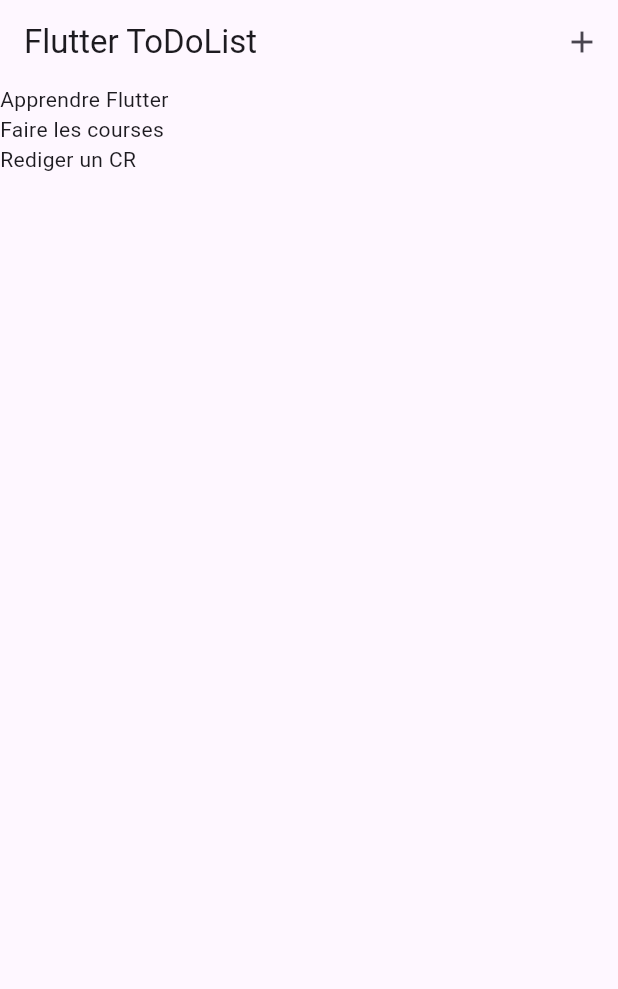
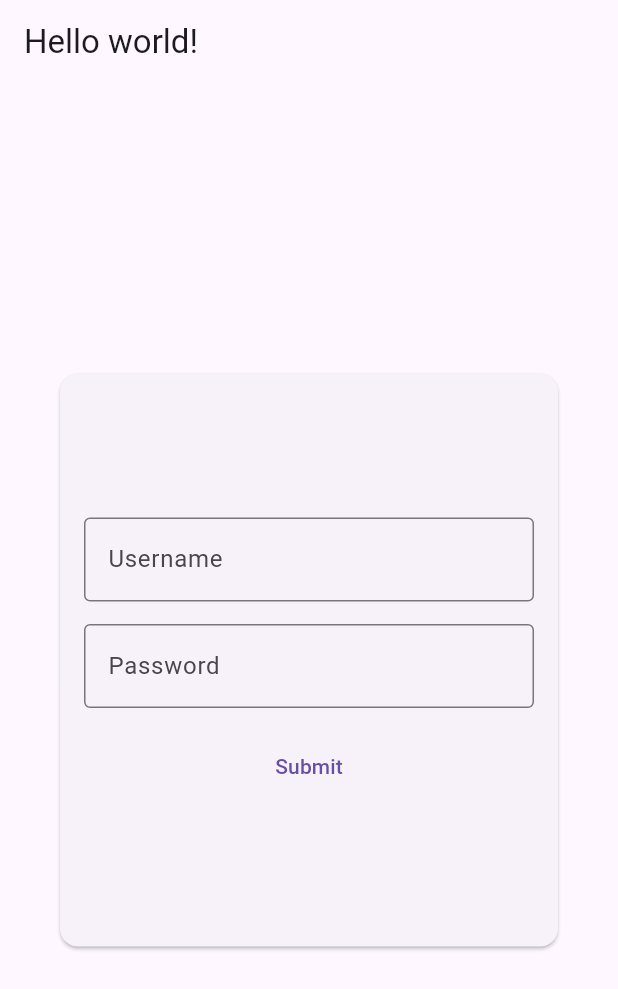
Before and after one commit to HNIDAClassroom/flutter-todoapp-Imaneazzaoui, a Flutter app: the screen it shows after launch, on a phone screen of 412 x 824 dp. Shown: the top 989 px of the screen. Run offline on Flutter 3.47's test engine with Material 2 defaults, Android fonts, the phone set to English and light mode, and no system bars.

```diff
--- /dev/null
+++ b/lib/login.dart
@@ -0,0 +1,69 @@
+import 'package:flutter/material.dart';
+import 'package:todolist_app/widgets/tasks.dart';
+
+class Login extends StatefulWidget {
+  const Login();
+
+  @override
+  LoginPage createState() {
+  return LoginPage();
+  }
+}
+
+class LoginPage extends State<Login> {
+String username = '';
+String password = '';
+Future<String?> handlePressed() async{
+
+    Navigator.push(
+      context,
+      MaterialPageRoute(
+        builder: (context) => Tasks(),
+      ),
+    );
+
+}
+
+  @override
+  Widget build(BuildContext context) {
+    return Scaffold(
+      appBar: AppBar(title: const Text("Hello world!")),
+      body: Center(
+        child: Card(
+          child: Padding(
+            padding: const EdgeInsets.all(16),
+            child: IntrinsicHeight(
+              child: SizedBox(
+              height: 350,
+              width: 300,
+              child: Column(
+                mainAxisAlignment: MainAxisAlignment.center,
+                children: <Widget>[
+                  TextField(
+                    decoration: const InputDecoration(
+                      border: OutlineInputBorder(),
+                      hintText: 'Username',
+                    ),
+                  ),
+                  const SizedBox(height: 15),
+                  TextField(
+                    decoration: const InputDecoration(
+                      border: OutlineInputBorder(),
+                      hintText: 'Password',
+                    ),
+                  ),
+                  const SizedBox(height: 15),
+                  TextButton(
+                    onPressed: () { handlePressed();},
+                    child: const Text("Submit"),
+                  ),
+                ],
+              ),
+            ),
+          ),
+        ),
+      ),
+    ),
+  );
+}
+}
--- a/lib/main.dart
+++ b/lib/main.dart
@@ -1,4 +1,5 @@
 import 'package:flutter/material.dart';
+import 'package:todolist_app/login.dart';
 import 'package:todolist_app/widgets/tasks.dart';
 
 
@@ -9,7 +10,7 @@ void main() {
     appBarTheme: const AppBarTheme(elevation: 0),
     useMaterial3: true,
   ),
-      home: const Tasks(),
+      home: const Login(),
     ),
   );
 }
--- a/lib/widgets/new_task.dart
+++ b/lib/widgets/new_task.dart
@@ -14,6 +14,7 @@ class NewTask extends StatefulWidget {
 class _NewTaskState extends State<NewTask> {
 
   final _titleController = TextEditingController();
+
 
   @override
   void dispose() {
```
